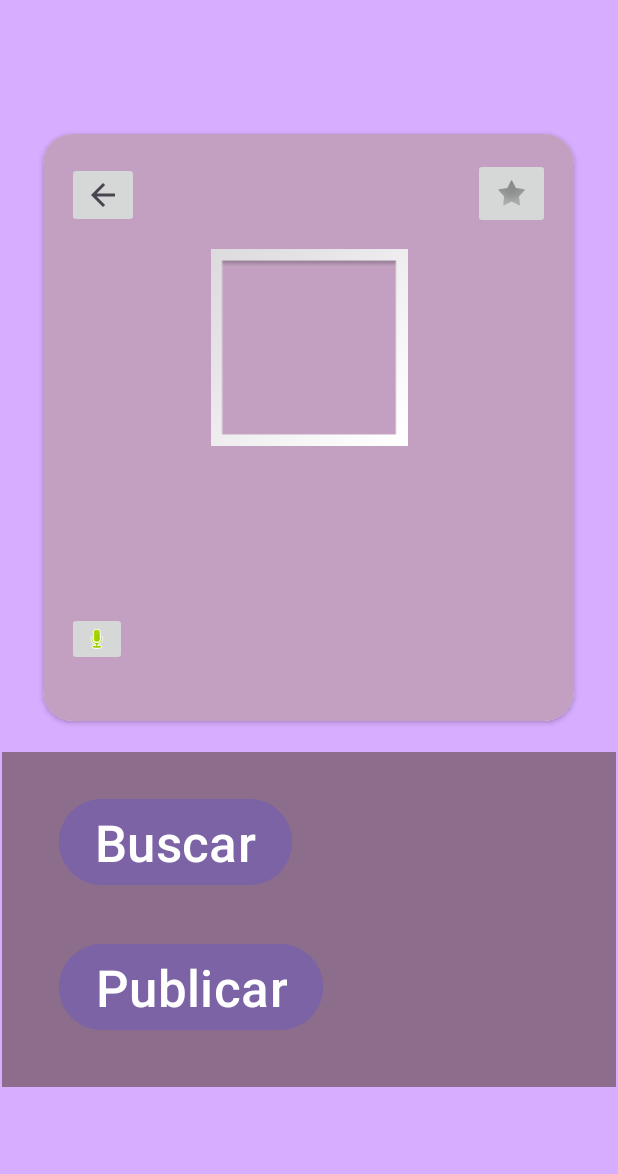
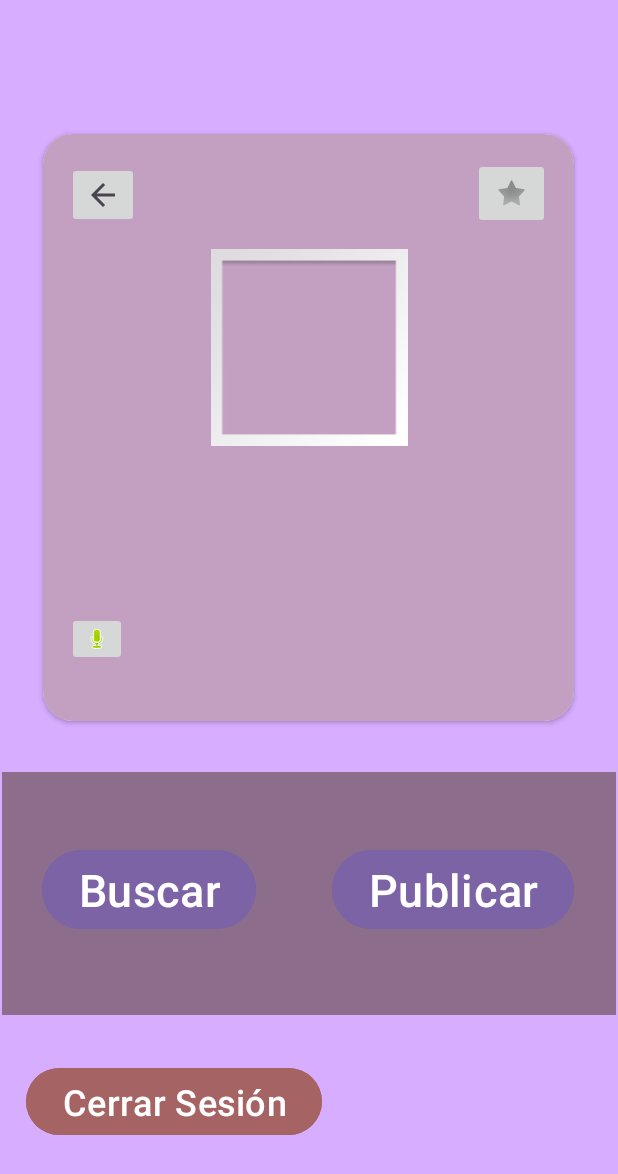
Before and after one commit to Joan000111/ProyectoPrototipo, an Android app: the busqueda screen opened directly, with no data from a screen before it, on a phone screen of 412 x 824 dp. Shown: the top 1174 px of the screen. Run offline under Robolectric (Android 15) with nearby library versions, the phone set to English and light mode, and no system bars; our stand-ins replace Firebase (no records; nobody signed in at launch, a user with empty details on screens opened directly).

Commit message:
EL LOGIN FUNCIONA PORRAAA /casilloré

```diff
--- a/app/build.gradle.kts
+++ b/app/build.gradle.kts
@@ -1,5 +1,6 @@
 plugins {
     id("com.android.application")
+    id("com.google.gms.google-services")
 }
 
 android {
@@ -33,6 +34,7 @@ dependencies {
     implementation("androidx.appcompat:appcompat:1.6.1")
     implementation("com.google.android.material:material:1.9.0")
     implementation("androidx.constraintlayout:constraintlayout:2.1.4")
+    implementation("com.google.firebase:firebase-auth:22.2.0")
     testImplementation("junit:junit:4.13.2")
 
     //card view
--- a/app/src/main/java/com/example/proyectoprototipo/busqueda.java
+++ b/app/src/main/java/com/example/proyectoprototipo/busqueda.java
@@ -10,6 +10,11 @@ import android.view.View;
 import android.widget.Button;
 import android.widget.ImageButton;
 import android.widget.SearchView;
+import android.widget.TextView;
+
+import com.google.firebase.Firebase;
+import com.google.firebase.auth.FirebaseAuth;
+import com.google.firebase.auth.FirebaseUser;
 
 import java.util.ArrayList;
 import java.util.Locale;
@@ -23,10 +28,65 @@ public class busqueda extends AppCompatActivity {
     ImageButton microfono;
     SearchView bbusqueda;
 
+    //info de la sesion
+    FirebaseAuth auth;
+    TextView nombreusuario;
+    Button cerrar;
+    FirebaseUser user;
+    FirebaseAuth mAuth;
+
+    //pa saber si el pana ya estaba iniciado
+    /*
+    @Override
+    public void onStart() {
+        mAuth = FirebaseAuth.getInstance();
+        super.onStart();
+        FirebaseUser currentUser = mAuth.getCurrentUser();
+        if(currentUser != null){
+            Intent intent = new Intent(
+                    getApplicationContext(),
+                    busqueda.class
+            );
+            startActivity(intent);
+            finish();
+        }
+    }*/
+
     @Override
     protected void onCreate(Bundle savedInstanceState) {
         super.onCreate(savedInstanceState);
         setContentView(R.layout.activity_busqueda);
+
+        auth = FirebaseAuth.getInstance();
+        nombreusuario = findViewById(R.id.usuarioactual);
+        cerrar = findViewById(R.id.bcerrarsesion);
+        user = auth.getCurrentUser();
+        if(user == null){
+            Intent intent = new Intent(
+                    getApplicationContext(),
+                    MainActivity.class
+            );
+            startActivity(intent);
+            finish();
+        }
+        else{
+            nombreusuario.setText(user.getEmail()); //me gustaría cambiarlo al nombre
+        }
+
+        cerrar.setOnClickListener(new View.OnClickListener() {
+            @Override
+            public void onClick(View view) {
+                FirebaseAuth.getInstance().signOut();
+                Intent intent = new Intent(
+                        getApplicationContext(),
+                        MainActivity.class
+                );
+                startActivity(intent);
+                finish();
+            }
+        });
+
+
 
         //lo de volver / botones
         volverlogin = findViewById(R.id.volver2);
--- a/app/src/main/res/layout/activity_busqueda.xml
+++ b/app/src/main/res/layout/activity_busqueda.xml
@@ -24,17 +24,46 @@
             android:layout_width="match_parent"
             android:layout_height="match_parent">
 
+            <TextView
+                android:id="@+id/usuarioactual"
+                android:layout_width="wrap_content"
+                android:layout_height="wrap_content"
+                android:fontFamily="monospace"
+                android:text="wiwi"
+                android:textColor="@color/material_dynamic_tertiary10"
+                android:textSize="20sp"
+                app:layout_constraintBottom_toBottomOf="parent"
+                app:layout_constraintEnd_toEndOf="parent"
+                app:layout_constraintHorizontal_bias="0.925"
+                app:layout_constraintStart_toStartOf="parent"
+                app:layout_constraintTop_toTopOf="parent"
+                app:layout_constraintVertical_bias="0.977" />
+
             <View
                 android:id="@+id/view1"
-                android:layout_width="414dp"
-                android:layout_height="223dp"
-                android:layout_marginBottom="52dp"
+                android:layout_width="418dp"
+                android:layout_height="162dp"
+                android:layout_marginBottom="100dp"
                 android:background="@android:color/system_accent3_500"
                 app:layout_constraintBottom_toBottomOf="parent"
                 app:layout_constraintEnd_toEndOf="parent"
-                app:layout_constraintHorizontal_bias="0.6"
+                app:layout_constraintHorizontal_bias="0.555"
                 app:layout_constraintStart_toStartOf="parent"
                 tools:ignore="NewApi" />
+
+            <Button
+                android:id="@+id/bcerrarsesion"
+                android:layout_width="wrap_content"
+                android:layout_height="wrap_content"
+                android:backgroundTint="#A56363"
+                android:text="Cerrar Sesión"
+                android:textSize="24sp"
+                app:layout_constraintBottom_toBottomOf="parent"
+                app:layout_constraintEnd_toEndOf="parent"
+                app:layout_constraintHorizontal_bias="0.074"
+                app:layout_constraintStart_toStartOf="parent"
+                app:layout_constraintTop_toTopOf="parent"
+                app:layout_constraintVertical_bias="0.976" />
 
             <androidx.cardview.widget.CardView
                 android:id="@+id/cardView1"
@@ -113,13 +142,13 @@
                 android:layout_height="wrap_content"
                 android:backgroundTint="#7B63A5"
                 android:text="Buscar"
-                android:textSize="34sp"
+                android:textSize="30sp"
                 app:layout_constraintBottom_toBottomOf="parent"
                 app:layout_constraintEnd_toEndOf="parent"
-                app:layout_constraintHorizontal_bias="0.149"
+                app:layout_constraintHorizontal_bias="0.101"
                 app:layout_constraintStart_toStartOf="parent"
                 app:layout_constraintTop_toTopOf="parent"
-                app:layout_constraintVertical_bias="0.725" />
+                app:layout_constraintVertical_bias="0.771" />
 
             <Button
                 android:id="@+id/bpublicar"
@@ -127,13 +156,13 @@
                 android:layout_height="wrap_content"
                 android:backgroundTint="#7B63A5"
                 android:text="Publicar"
-                android:textSize="34sp"
+                android:textSize="30sp"
                 app:layout_constraintBottom_toBottomOf="parent"
                 app:layout_constraintEnd_toEndOf="parent"
-                app:layout_constraintHorizontal_bias="0.162"
+                app:layout_constraintHorizontal_bias="0.887"
                 app:layout_constraintStart_toStartOf="parent"
                 app:layout_constraintTop_toTopOf="parent"
-                app:layout_constraintVertical_bias="0.87" />
+                app:layout_constraintVertical_bias="0.771" />
 
         </androidx.constraintlayout.widget.ConstraintLayout>
     </LinearLayout>
--- a/build.gradle.kts
+++ b/build.gradle.kts
@@ -1,3 +1,8 @@
+buildscript {
+    dependencies {
+        classpath("com.google.gms:google-services:4.4.0")
+    }
+}
 // Top-level build file where you can add configuration options common to all sub-projects/modules.
 plugins {
     id("com.android.application") version "8.1.1" apply false
```
Also changed, not shown: app/src/main/AndroidManifest.xml (+9 -4 lines), app/src/main/java/com/example/proyectoprototipo/MainActivity.java (+66 -2 lines), app/src/main/java/com/example/proyectoprototipo/registrarse.java (added, +117 -0 lines), app/src/main/res/layout/activity_main.xml (+5 -5 lines), app/src/main/res/layout/activity_registrarse.xml (added, +165 -0 lines).
